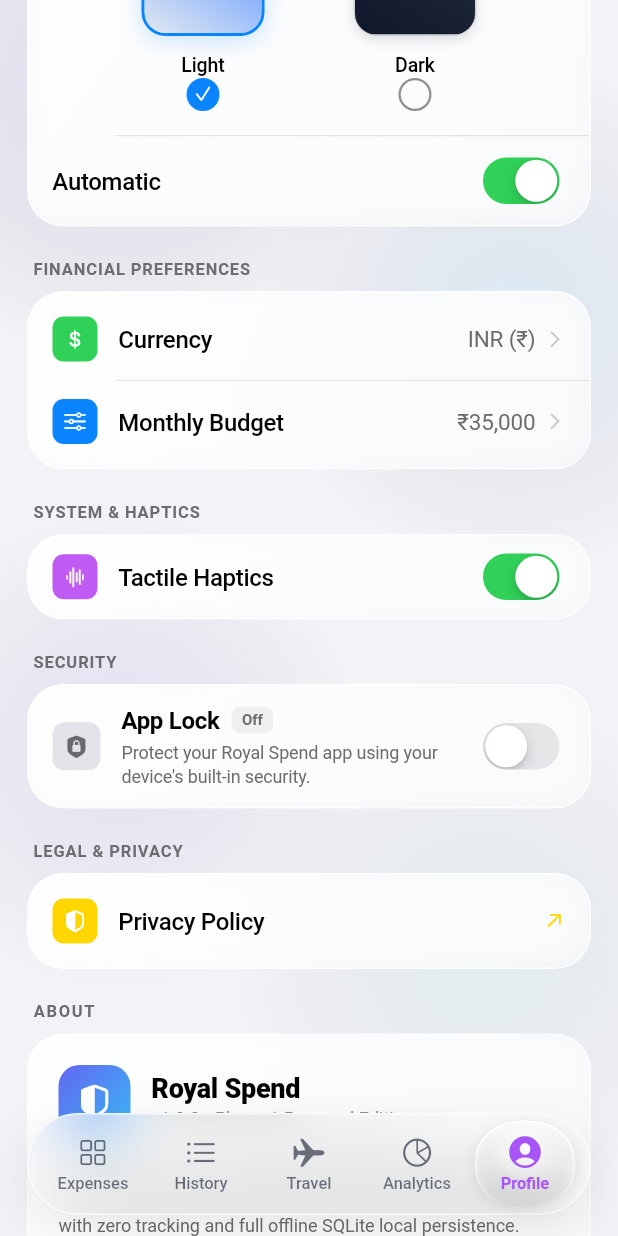
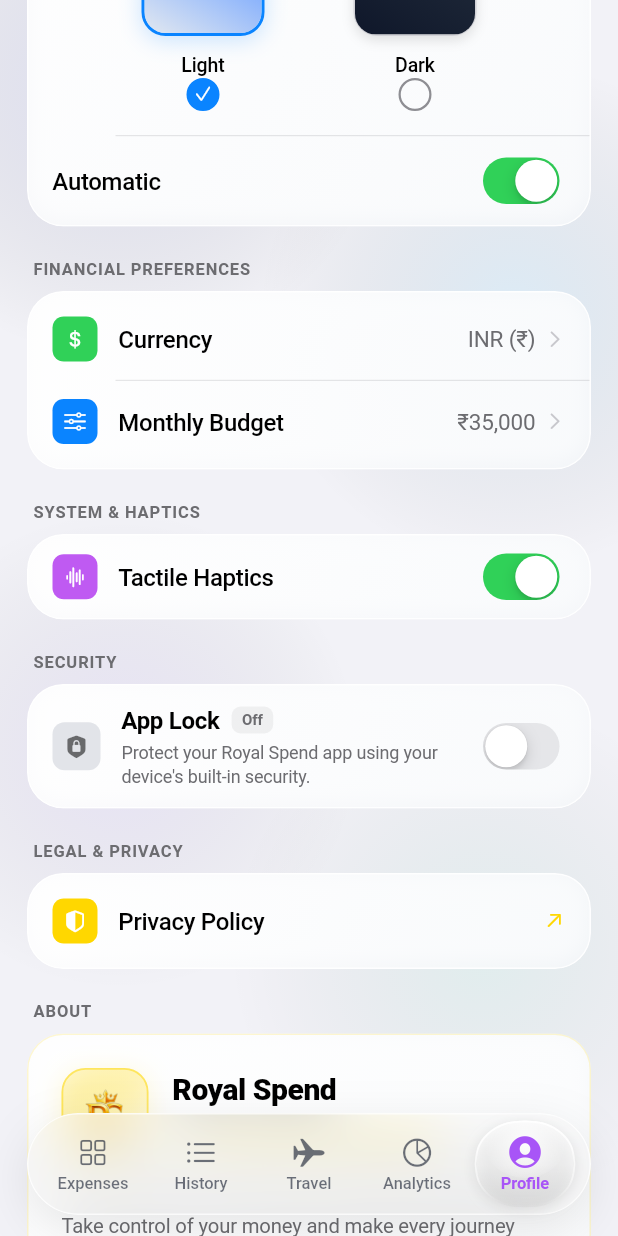
Before and after one commit to shubham143dot/Royal-Spend, a Flutter app: the MainNavigationScreen screen opened directly, item 5 of the bottom bar chosen, scrolled down 576 dp, on a phone screen of 412 x 824 dp. Run offline on Flutter 3.47's test engine with Material 3 defaults, Android fonts, the phone set to English and light mode, and no system bars; our stand-ins replace cloud_firestore, firebase_auth, firebase_core, firebase_storage, fl_chart, google_maps_flutter and 8 more; missing offline and left inert: google_maps_flutter_android, google_maps_flutter_platform_interface; accounts and stored records are empty; Roboto replaces fonts that are missing (SF Pro Display).

Commit message:
feat(ui): redesign About section with Royal Spend logo, luxury glass card, and edition copy

```diff
--- a/lib/ui/screens/profile_settings_screen.dart
+++ b/lib/ui/screens/profile_settings_screen.dart
@@ -356,6 +356,7 @@ class ProfileSettingsScreen extends StatelessWidget {
                 'ABOUT',
                 style: AppTextStyles.labelUppercase.copyWith(
                   color: isDark ? AppColors.darkTextSecondary : AppColors.lightTextSecondary,
+                  letterSpacing: 0.6,
                 ),
               ),
             ),
@@ -365,39 +366,88 @@ class ProfileSettingsScreen extends StatelessWidget {
               padding: const EdgeInsets.symmetric(horizontal: 18),
               child: GlassCard(
                 isDark: isDark,
-                padding: const EdgeInsets.all(20),
+                borderRadius: 24,
+                borderColor: AppColors.royalGold.withValues(alpha: isDark ? 0.22 : 0.18),
+                padding: const EdgeInsets.all(22),
                 child: Column(
                   crossAxisAlignment: CrossAxisAlignment.start,
                   children: [
                     Row(
+                      crossAxisAlignment: CrossAxisAlignment.center,
                       children: [
                         Container(
-                          width: 48,
-                          height: 48,
+                          width: 58,
+                          height: 58,
                           decoration: BoxDecoration(
-                            borderRadius: BorderRadius.circular(14),
-                            gradient: AppColors.royalGradient,
+                            borderRadius: BorderRadius.circular(16),
+                            gradient: LinearGradient(
+                              begin: Alignment.topLeft,
+                              end: Alignment.bottomRight,
+                              colors: [
+                                AppColors.royalGold.withValues(alpha: isDark ? 0.24 : 0.16),
+                                isDark ? Colors.black.withValues(alpha: 0.6) : Colors.white.withValues(alpha: 0.8),
+                              ],
+                            ),
+                            border: Border.all(
+                              color: AppColors.royalGold.withValues(alpha: 0.5),
+                              width: 1.2,
+                            ),
+                            boxShadow: [
+                              BoxShadow(
+                                color: AppColors.royalGold.withValues(alpha: isDark ? 0.25 : 0.14),
+                                blurRadius: 14,
+                                spreadRadius: 1,
+                                offset: const Offset(0, 3),
+                              ),
+                            ],
                           ),
-                          child: const Center(
-                            child: Icon(CupertinoIcons.shield_lefthalf_fill, color: Colors.white, size: 26),
+                          padding: const EdgeInsets.all(8),
+                          child: ClipRRect(
+                            borderRadius: BorderRadius.circular(10),
+                            child: Image.asset(
+                              AppConstants.appLogoPath,
+                              fit: BoxFit.contain,
+                              errorBuilder: (_, error, stack) => const Icon(
+                                CupertinoIcons.shield_lefthalf_fill,
+                                color: AppColors.royalGold,
+                                size: 28,
+                              ),
+                            ),
                           ),
                         ),
-                        const SizedBox(width: 14),
+                        const SizedBox(width: 16),
                         Expanded(
                           child: Column(
                             crossAxisAlignment: CrossAxisAlignment.start,
                             children: [
                               Text(
-                                AppConstants.appName,
+                                'Royal Spend',
                                 style: AppTextStyles.titleMedium.copyWith(
                                   fontWeight: FontWeight.w800,
+                                  fontSize: 20,
+                                  letterSpacing: -0.3,
                                   color: isDark ? AppColors.darkTextPrimary : AppColors.lightTextPrimary,
                                 ),
                               ),
-                              Text(
-                                'v${AppConstants.appVersion} • Phase 1 Personal Edition',
-                                style: AppTextStyles.bodySmall.copyWith(
-                                  color: isDark ? AppColors.darkTextMuted : AppColors.lightTextMuted,
+                              const SizedBox(height: 5),
+                              Container(
+                                padding: const EdgeInsets.symmetric(horizontal: 9, vertical: 3.5),
+                                decoration: BoxDecoration(
+                                  borderRadius: BorderRadius.circular(8),
+                                  color: AppColors.royalGold.withValues(alpha: isDark ? 0.16 : 0.10),
+                                  border: Border.all(
+                                    color: AppColors.royalGold.withValues(alpha: 0.38),
+                                    width: 0.8,
+                                  ),
+                                ),
+                                child: const Text(
+                                  'v1.0.0 Personal Finance Edition',
+                                  style: TextStyle(
+                                    color: AppColors.royalGold,
+                                    fontSize: 11,
+                                    fontWeight: FontWeight.w700,
+                                    letterSpacing: 0.2,
+                                  ),
                                 ),
                               ),
                             ],
@@ -405,13 +455,63 @@ class ProfileSettingsScreen extends StatelessWidget {
                         ),
                       ],
                     ),
-                    const SizedBox(height: 16),
+                    Container(
+                      height: 0.8,
+                      margin: const EdgeInsets.symmetric(vertical: 18),
+                      decoration: BoxDecoration(
+                        gradient: LinearGradient(
+                          colors: [
+                            Colors.transparent,
+                            isDark ? AppColors.royalGold.withValues(alpha: 0.3) : AppColors.royalGold.withValues(alpha: 0.4),
+                            Colors.transparent,
+                          ],
+                        ),
+                      ),
+                    ),
                     Text(
-                      'Crafted with precision by ${AppConstants.brandName}. Designed to offer a fluid, iOS-inspired glassmorphic financial experience with zero tracking and full offline SQLite local persistence.',
-                      style: AppTextStyles.bodySmall.copyWith(
+                      'Take control of your money and make every journey count. Royal Spend brings together smart expense tracking, effortless travel planning and transparent expense management in one beautifully crafted experience.',
+                      style: TextStyle(
+                        fontSize: 13.5,
+                        height: 1.55,
+                        letterSpacing: -0.1,
                         color: isDark ? AppColors.darkTextSecondary : AppColors.lightTextSecondary,
-                        height: 1.45,
-                      ),
+                      ),
+                    ),
+                    const SizedBox(height: 14),
+                    Text(
+                      'Designed with privacy, simplicity and performance at its core, your financial records stay securely stored on your device with offline-first functionality.',
+                      style: TextStyle(
+                        fontSize: 13.5,
+                        height: 1.55,
+                        letterSpacing: -0.1,
+                        color: isDark ? AppColors.darkTextSecondary : AppColors.lightTextSecondary,
+                      ),
+                    ),
+                    Container(
+                      height: 0.8,
+                      margin: const EdgeInsets.only(top: 18, bottom: 14),
+                      color: isDark ? Colors.white.withValues(alpha: 0.08) : Colors.black.withValues(alpha: 0.06),
+                    ),
+                    Row(
+                      children: [
+                        const Icon(
+                          CupertinoIcons.sparkles,
+                          size: 14,
+                          color: AppColors.royalGold,
+                        ),
+                        const SizedBox(width: 8),
+                        Expanded(
+                          child: Text(
+                            'Crafted with precision by Royal Shubham Pixel Labs.',
+                            style: TextStyle(
+                              fontSize: 12,
+                              fontWeight: FontWeight.w600,
+                              letterSpacing: 0.1,
+                              color: isDark ? AppColors.darkTextMuted : AppColors.lightTextMuted,
+                            ),
+                          ),
+                        ),
+                      ],
                     ),
                   ],
                 ),
```
Also changed, not shown: 1 other file.
